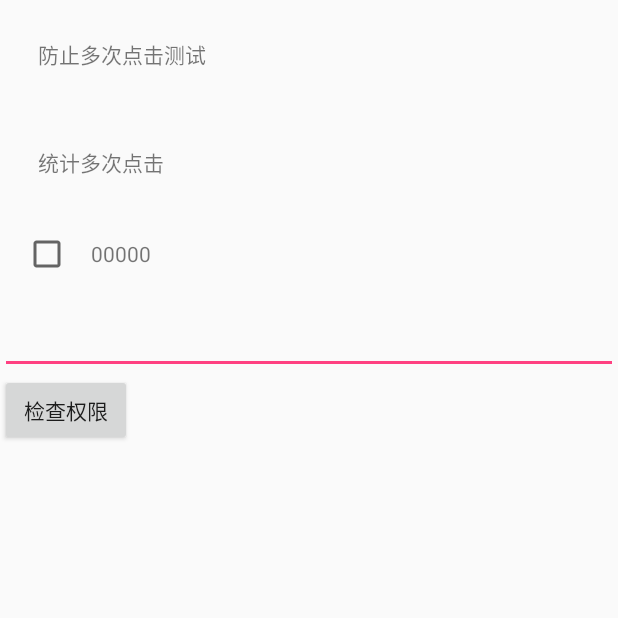
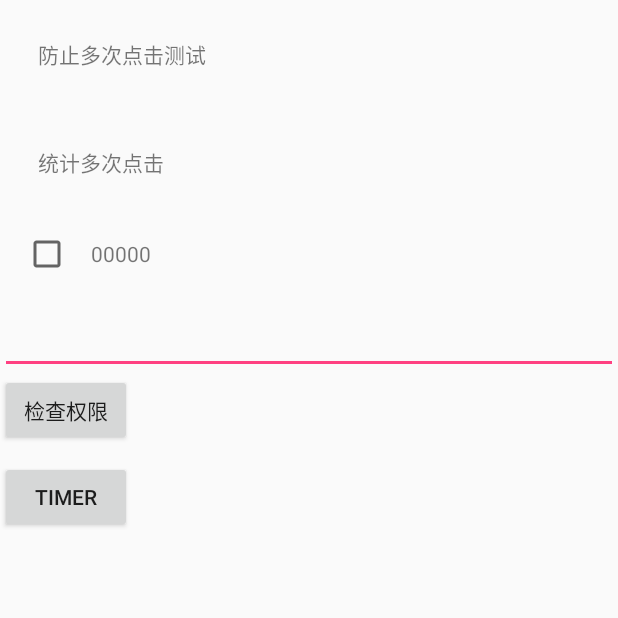
Before and after one commit to lxykad/RxBindingDemo, an Android app: the DoubleClickActivity screen opened directly, with no data from a screen before it, on a phone screen of 412 x 824 dp, the top half of it. Run offline under Robolectric (Android 15) with nearby library versions, the phone set to English and light mode, and no system bars; our stand-ins replace RxJava, data binding; libraries missing offline, so code that uses them is left out: com.jakewharton.rxbinding2, com.tbruyelle.rxpermissions2; 7 statements that could not run were skipped.

Commit message:
添加timer等

```diff
--- a/app/src/main/res/layout/activity_double_click.xml
+++ b/app/src/main/res/layout/activity_double_click.xml
@@ -57,6 +57,15 @@
             android:layout_height="wrap_content"
             android:text="检查权限" />
 
+        <Button
+            android:id="@+id/bt_cutdown"
+            android:layout_width="wrap_content"
+            android:layout_height="wrap_content"
+            android:layout_marginTop="10dp"
+            android:onClick="clickTimer"
+            android:text="timer" />
+
+
     </LinearLayout>
 
 </layout>
```
Also changed, not shown: app/src/main/java/com/lxy/binding/DoubleClickActivity.java (+149 -7 lines).
